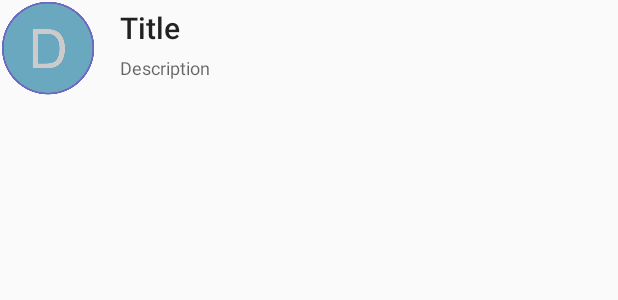
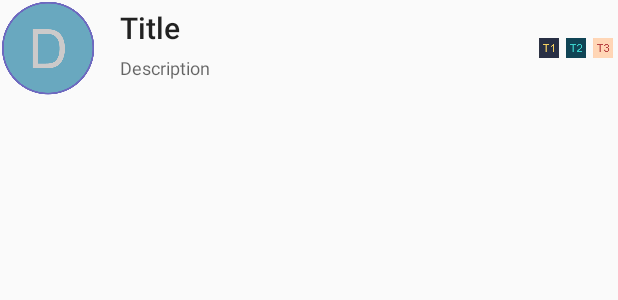
Before and after one commit to RugessNome/classaid, an Android app: the layout listview_devoir_competence_item.xml on its own in the app's theme, with its tools: preview values and no code run, on a phone screen of 412 x 824 dp. Shown: the top 300 px of the screen. Run offline under Robolectric (Android 15) with nearby library versions, the light colour scheme and no system bars.

Commit message:
Ajout affichage des trimestres dans l'activité Devoirs/Competences

```diff
--- a/app/src/main/res/layout/listview_devoir_competence_item.xml
+++ b/app/src/main/res/layout/listview_devoir_competence_item.xml
@@ -54,4 +54,31 @@
         android:layout_width="wrap_content"
         android:layout_height="wrap_content"
         android:layout_weight="1" />
+
+    <ImageView
+        android:layout_width="16dp"
+        android:layout_height="16dp"
+        android:src="@drawable/icon_trimestre1"
+        android:id="@+id/icon_trimestre1"
+        android:layout_weight="0"
+        android:layout_gravity="center_vertical"
+        android:layout_marginRight="2dp" />
+
+    <ImageView
+        android:layout_width="16dp"
+        android:layout_height="16dp"
+        android:src="@drawable/icon_trimestre2"
+        android:id="@+id/icon_trimestre2"
+        android:layout_weight="0"
+        android:layout_gravity="center_vertical"
+        android:layout_marginRight="2dp" />
+
+    <ImageView
+        android:layout_width="16dp"
+        android:layout_height="16dp"
+        android:src="@drawable/icon_trimestre3"
+        android:id="@+id/icon_trimestre3"
+        android:layout_weight="0"
+        android:layout_gravity="center_vertical"
+        android:layout_marginRight="2dp" />
 </LinearLayout>
```
Also changed, not shown: app/src/main/java/classaid/activity/Devoirs_Competences_Activity.java (+25 -0 lines), app/src/main/java/classaid/database/Competence.java (+27 -0 lines), app/src/main/res/drawable/icon_trimestre1.png (added), app/src/main/res/drawable/icon_trimestre2.png (added), app/src/main/res/drawable/icon_trimestre3.png (added).
